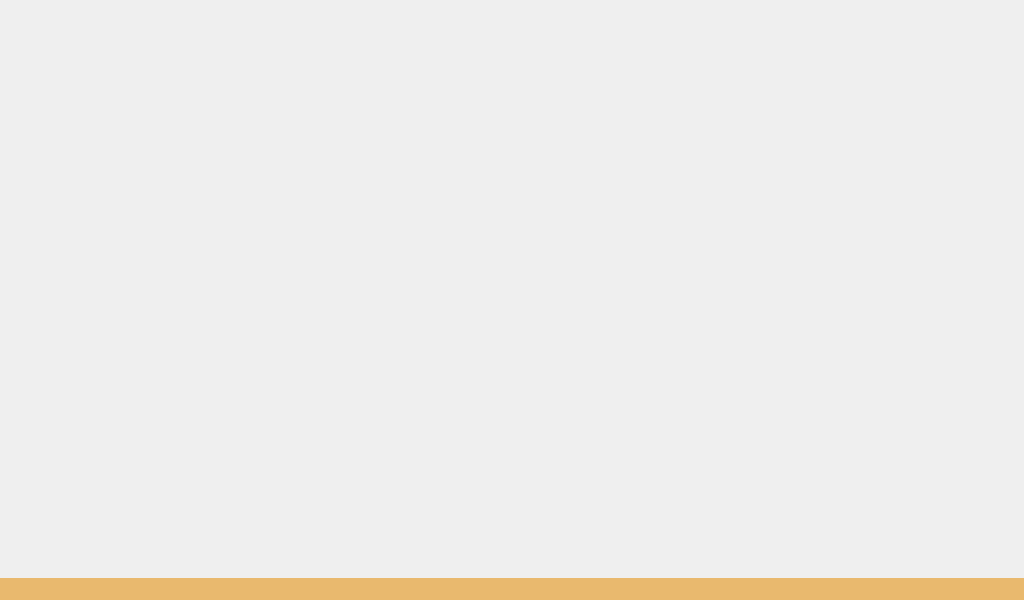
This is pikawa-qt/ihm.ui in bts-lasalle-avignon-projets/pikawa-2022 as Qt 5 draws it before an edit. The edited form follows.
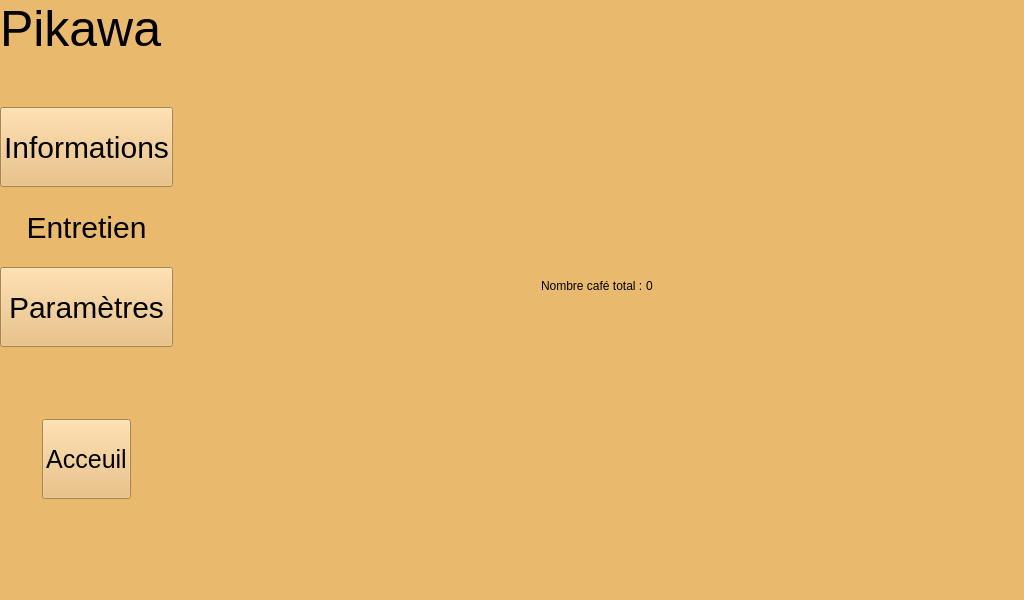
This is the edited form. The open tabs and pages were chosen to show the change. Icons and pictures are not drawn.

Commit message: PIKAWA22-45 ajout de la page entretien

```diff
--- a/pikawa-qt/ihm.ui
+++ b/pikawa-qt/ihm.ui
@@ -2247,7 +2247,240 @@
         </item>
        </layout>
       </widget>
-      <widget class="QWidget" name="entretien"/>
+      <widget class="QWidget" name="entretien">
+       <property name="styleSheet">
+        <string notr="true">background:rgb(233, 185, 110);</string>
+       </property>
+       <widget class="QWidget" name="verticalLayoutWidget">
+        <property name="geometry">
+         <rect>
+          <x>0</x>
+          <y>0</y>
+          <width>1021</width>
+          <height>571</height>
+         </rect>
+        </property>
+        <layout class="QVBoxLayout" name="verticalLayout_6">
+         <item>
+          <layout class="QHBoxLayout" name="layoutPrincipal_5">
+           <property name="spacing">
+            <number>0</number>
+           </property>
+           <property name="bottomMargin">
+            <number>0</number>
+           </property>
+           <item>
+            <layout class="QVBoxLayout" name="layoutVerticalGaucheEntretien">
+             <item>
+              <widget class="QLabel" name="labelTitreProjetEntretien">
+               <property name="maximumSize">
+                <size>
+                 <width>16777215</width>
+                 <height>100</height>
+                </size>
+               </property>
+               <property name="styleSheet">
+                <string notr="true">font-size: 50px</string>
+               </property>
+               <property name="text">
+                <string>Pikawa</string>
+               </property>
+               <property name="margin">
+                <number>0</number>
+               </property>
+              </widget>
+             </item>
+             <item>
+              <spacer name="verticalSpacer_44">
+               <property name="orientation">
+                <enum>Qt::Vertical</enum>
+               </property>
+               <property name="sizeType">
+                <enum>QSizePolicy::Fixed</enum>
+               </property>
+               <property name="sizeHint" stdset="0">
+                <size>
+                 <width>50</width>
+                 <height>50</height>
+                </size>
+               </property>
+              </spacer>
+             </item>
+             <item>
+              <widget class="QPushButton" name="boutonInformationsEntretien">
+               <property name="enabled">
+                <bool>true</bool>
+               </property>
+               <property name="minimumSize">
+                <size>
+                 <width>50</width>
+                 <height>80</height>
+                </size>
+               </property>
+               <property name="maximumSize">
+                <size>
+                 <width>200</width>
+                 <height>16777215</height>
+                </size>
+               </property>
+               <property name="styleSheet">
+                <string notr="true">font-size: 30px</string>
+               </property>
+               <property name="text">
+                <string>Informations</string>
+               </property>
+              </widget>
+             </item>
+             <item>
+              <widget class="QPushButton" name="boutonEntretienEntretien">
+               <property name="minimumSize">
+                <size>
+                 <width>50</width>
+                 <height>80</height>
+                </size>
+               </property>
+               <property name="maximumSize">
+                <size>
+                 <width>200</width>
+                 <height>16777215</height>
+                </size>
+               </property>
+               <property name="styleSheet">
+                <string notr="true">font-size: 30px</string>
+               </property>
+               <property name="text">
+                <string>Entretien</string>
+               </property>
+               <property name="flat">
+                <bool>true</bool>
+               </property>
+              </widget>
+             </item>
+             <item>
+              <widget class="QPushButton" name="boutonParametresEntretien">
+               <property name="minimumSize">
+                <size>
+                 <width>50</width>
+                 <height>80</height>
+                </size>
+               </property>
+               <property name="maximumSize">
+                <size>
+                 <width>200</width>
+                 <height>16777215</height>
+                </size>
+               </property>
+               <property name="styleSheet">
+                <string notr="true">font-size: 30px</string>
+               </property>
+               <property name="text">
+                <string>Paramètres</string>
+               </property>
+              </widget>
+             </item>
+             <item>
+              <spacer name="verticalSpacer_45">
+               <property name="orientation">
+                <enum>Qt::Vertical</enum>
+               </property>
+               <property name="sizeHint" stdset="0">
+                <size>
+                 <width>20</width>
+                 <height>40</height>
+                </size>
+               </property>
+              </spacer>
+             </item>
+             <item alignment="Qt::AlignHCenter">
+              <widget class="QPushButton" name="boutonAcceuilEntretien">
+               <property name="minimumSize">
+                <size>
+                 <width>50</width>
+                 <height>80</height>
+                </size>
+               </property>
+               <property name="maximumSize">
+                <size>
+                 <width>200</width>
+                 <height>16777215</height>
+                </size>
+               </property>
+               <property name="styleSheet">
+                <string notr="true">font-size:25px;</string>
+               </property>
+               <property name="text">
+                <string>Acceuil</string>
+               </property>
+              </widget>
+             </item>
+             <item>
+              <spacer name="verticalSpacer_46">
+               <property name="orientation">
+                <enum>Qt::Vertical</enum>
+               </property>
+               <property name="sizeHint" stdset="0">
+                <size>
+                 <width>20</width>
+                 <height>40</height>
+                </size>
+               </property>
+              </spacer>
+             </item>
+            </layout>
+           </item>
+           <item>
+            <spacer name="horizontalSpacer_54">
+             <property name="orientation">
+              <enum>Qt::Horizontal</enum>
+             </property>
+             <property name="sizeHint" stdset="0">
+              <size>
+               <width>40</width>
+               <height>20</height>
+              </size>
+             </property>
+            </spacer>
+           </item>
+           <item>
+            <layout class="QVBoxLayout" name="verticalLayout_8">
+             <item>
+              <layout class="QHBoxLayout" name="horizontalLayout_9">
+               <item>
+                <widget class="QLabel" name="labelNombreCafeTotal">
+                 <property name="text">
+                  <string>Nombre café total : </string>
+                 </property>
+                </widget>
+               </item>
+               <item>
+                <widget class="QLabel" name="label_2">
+                 <property name="text">
+                  <string>0</string>
+                 </property>
+                </widget>
+               </item>
+              </layout>
+             </item>
+            </layout>
+           </item>
+           <item>
+            <spacer name="horizontalSpacer_65">
+             <property name="orientation">
+              <enum>Qt::Horizontal</enum>
+             </property>
+             <property name="sizeHint" stdset="0">
+              <size>
+               <width>40</width>
+               <height>20</height>
+              </size>
+             </property>
+            </spacer>
+           </item>
+          </layout>
+         </item>
+        </layout>
+       </widget>
+      </widget>
      </widget>
     </item>
    </layout>
```
Left out of the diff: 53 changed lines with no effect on the pictures.
